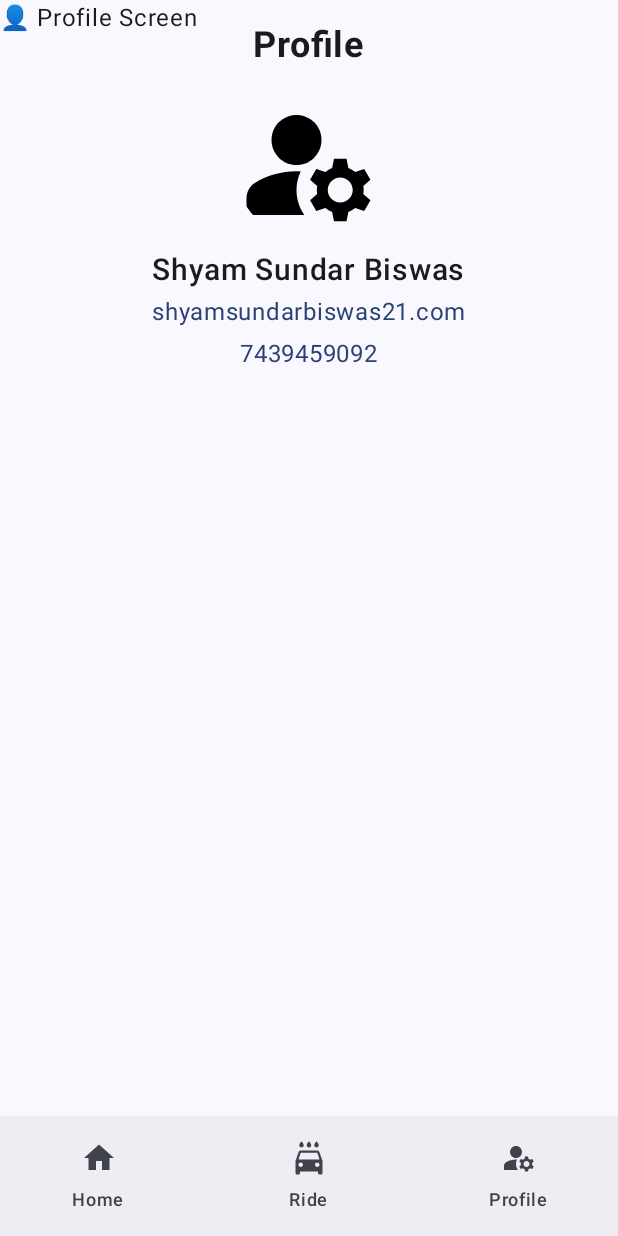
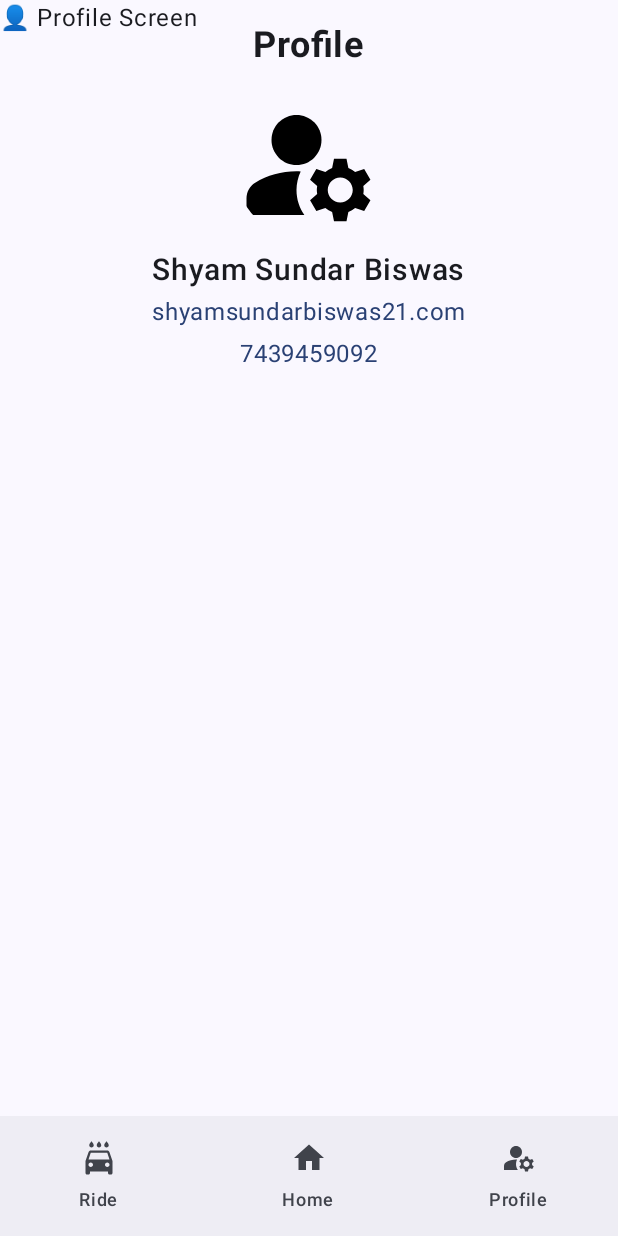
Before and after one commit to shyam21biswas/FindRide, an Android app built with Jetpack Compose: the BottomNavScreen screen opened through its navigation route, item 3 of the bottom bar chosen, on a phone screen of 412 x 824 dp. Run offline under Robolectric (Android 15) with nearby library versions, the phone set to English and light mode, and no system bars; our stand-ins replace Timber, accompanist; libraries missing offline, so code that uses them is left out: com.google.accompanist.navigation; 4 statements that could not run were skipped.

```diff
--- a/app/src/main/java/com/example/place3mapbar/add_scaffold.kt
+++ b/app/src/main/java/com/example/place3mapbar/add_scaffold.kt
@@ -49,8 +49,9 @@ fun BottomNavScreen() {
 @Composable
 fun BottomNavigationBar(navController: NavController) {
     val items = listOf(
+
+        BottomNavItem("Ride", R.drawable.baseline_local_car_wash_24, "ride"),
         BottomNavItem("Home", R.drawable.baseline_home_24, "home"),
-        BottomNavItem("Ride", R.drawable.baseline_local_car_wash_24, "ride"),
         BottomNavItem("Profile", R.drawable.baseline_manage_accounts_24, "profile")
     )
     NavigationBar {
@@ -83,6 +84,7 @@ fun HomeScreen() {
 
 @Composable
 fun RideScreen() { Text(text = "🚗 Ride Screen") }
+// we have connect api to show a lazy column.....
 
 @Composable
 fun ProfileScreen()
--- a/app/src/main/java/com/example/place3mapbar/autocomplete.kt
+++ b/app/src/main/java/com/example/place3mapbar/autocomplete.kt
@@ -40,14 +40,17 @@ import com.google.android.libraries.places.api.model.Place
 fun AutoCompleteSearchBar(
     modifier: Modifier = Modifier,
     context: Context,
-    onLocationSelected: (String, LatLng) -> Unit
+    tesctname : String = "shyam",
+    onLocationSelected: (String, LatLng) -> Unit,
+
 ) {
     val placesClient = Places.createClient(context)
     var query by remember { mutableStateOf("") }
     var predictions by remember { mutableStateOf(emptyList<AutocompletePrediction>()) }
 
-    Column(modifier = modifier.background(Color.White, shape = RoundedCornerShape(12.dp))) {
+    Column(modifier = modifier.background(Color.White, shape = RoundedCornerShape(18.dp))) {
         OutlinedTextField(
+            shape = RoundedCornerShape(18.dp),
             value = query,
             onValueChange = { newValue ->
                 query = newValue
@@ -66,7 +69,7 @@ fun AutoCompleteSearchBar(
                 }
             },
             modifier = Modifier.fillMaxWidth(),
-            placeholder = { Text("Search location...") },
+            placeholder = { Text(text = tesctname) },
             singleLine = true,
             trailingIcon = {
                 IconButton(onClick = { query = ""; predictions = emptyList() }) {
@@ -74,6 +77,7 @@ fun AutoCompleteSearchBar(
                 }
             }
         )
+
 
         // Show Predictions as a Dropdown List
         LazyColumn(modifier = Modifier.background(Color.White)) {
```
Also changed, not shown: app/src/main/java/com/example/place3mapbar/MapScreen.kt (+32 -7 lines).
